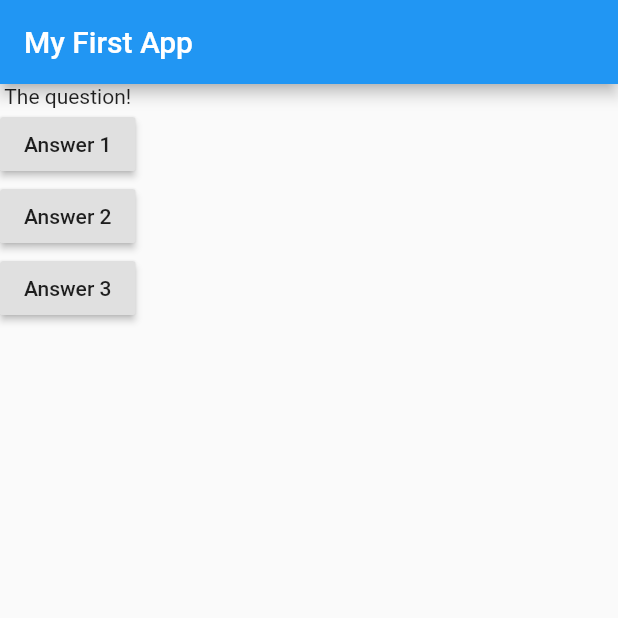
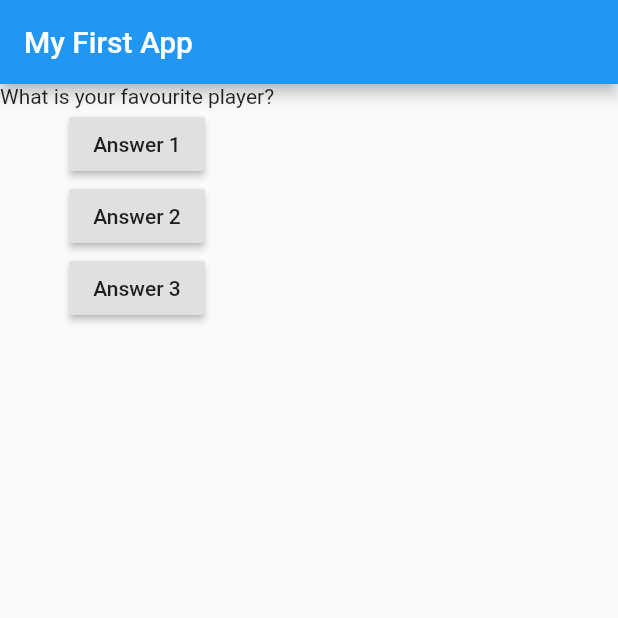
Before and after one commit to abeso1/first-fluter-app, a Flutter app: the screen it shows after launch, after a tap on "Answer 1", on a phone screen of 412 x 824 dp, the top half of it. Run offline on Flutter 3.47's test engine with Material 2 defaults, Android fonts, the phone set to English and light mode, and no system bars.

```diff
--- a/flutter_complete_guide/lib/main.dart
+++ b/flutter_complete_guide/lib/main.dart
@@ -6,13 +6,28 @@ import 'package:flutter/material.dart';
 
 void main() => runApp(MyApp());
 
-class MyApp extends StatelessWidget {
-  void answerQuestion(){
-    print('Answer choosen');
+class MyApp extends StatefulWidget {
+  @override
+  State<StatefulWidget> createState() {
+    // TODO: implement createState
+    return MyAppState();
+  }
+}
+
+class MyAppState extends State<MyApp>{
+  var questionIndex= 0;
+  void answerQuestion() {
+    setState(() {
+          questionIndex+=1;
+    });
   }
 
   @override
   Widget build(BuildContext context) {
+    var question = [
+      'What is your favourite sport?',
+      'What is your favourite player?',
+    ];
     return MaterialApp(
       home: Scaffold(
         appBar: AppBar(
@@ -20,7 +35,9 @@ class MyApp extends StatelessWidget {
         ),
         body: Column(
           children: [
-            Text('The question!'),
+            Text(
+              question.elementAt(questionIndex),
+            ),
             RaisedButton(
               child: Text('Answer 1'),
               onPressed: answerQuestion,
@@ -31,7 +48,7 @@ class MyApp extends StatelessWidget {
             ),
             RaisedButton(
               child: Text('Answer 3'),
-              onPressed: (){
+              onPressed: () {
                 print("Answer 3 chooosen!!");
               },
             ),
```
